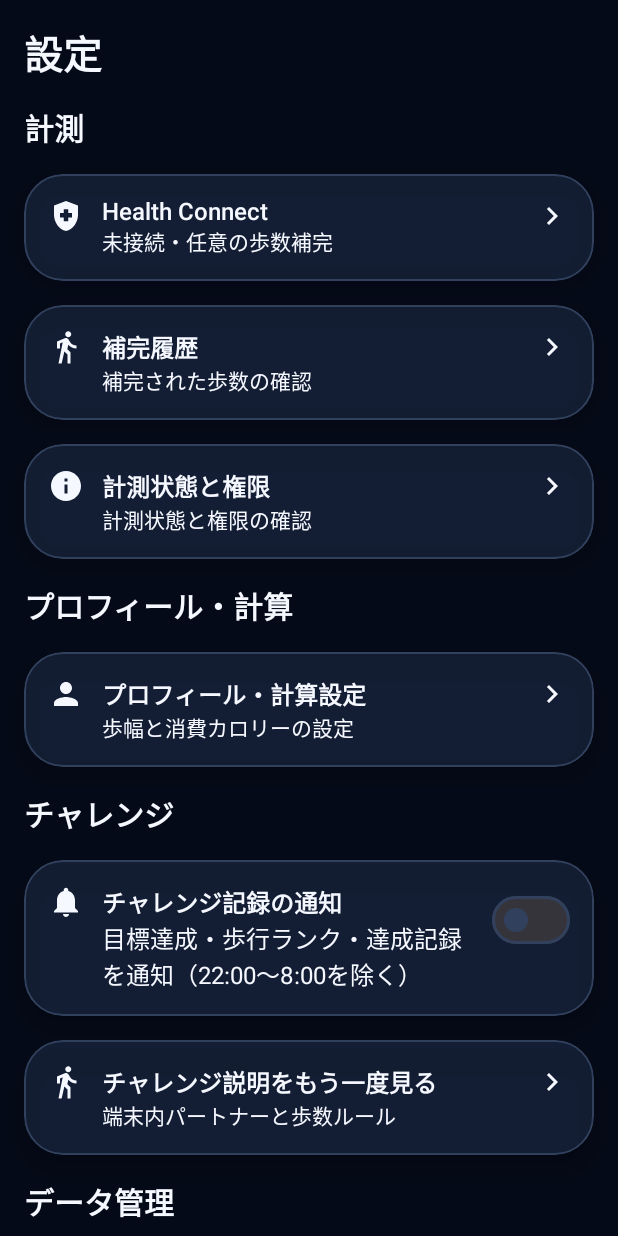
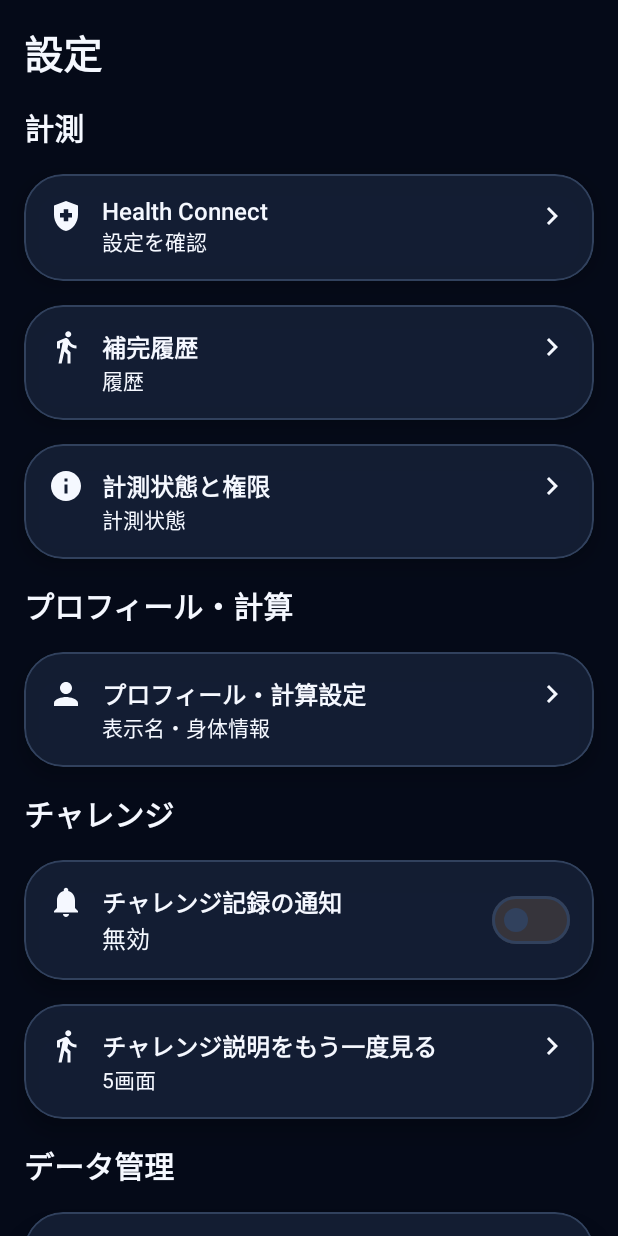
Before and after one commit to lazylifedev/StepArena, an Android app built with Jetpack Compose: the composable SettingsScreen shown on its own in the app's theme, on a phone screen of 412 x 824 dp. Run offline under Robolectric (Android 15) with nearby library versions, the light colour scheme and no system bars.

Commit message:
Phase 7.3 設定プロフィール導入画面を整理

```diff
--- a/app/src/main/java/com/lazyapps/steparena/feature/settings/SettingsScreen.kt
+++ b/app/src/main/java/com/lazyapps/steparena/feature/settings/SettingsScreen.kt
@@ -95,7 +95,7 @@ private fun GameNotificationSetting() {
             Icon(Icons.Default.Notifications, contentDescription = null)
             Column(Modifier.weight(1f)) {
                 Text(stringResource(R.string.settings_game_notifications), style = MaterialTheme.typography.titleMedium)
-                Text(stringResource(R.string.settings_game_notifications_summary))
+                Text(stringResource(if (enabled) R.string.state_enabled else R.string.state_disabled))
             }
             Switch(
                 checked = enabled,
--- a/app/src/main/res/values/strings.xml
+++ b/app/src/main/res/values/strings.xml
@@ -109,6 +109,8 @@
     <string name="profile_auto_step">身長から歩幅を自動推定</string>
     <string name="profile_estimated_from_height">身長から自動計算</string>
     <string name="profile_estimate_note">歩幅は身長×0.415で推定した目安です。実際の距離に合わせて、自動推定をオフにすると手動で調整できます。</string>
+    <string name="profile_info_action">プロフィール設定の説明</string>
+    <string name="profile_info_title">身体情報と歩幅について</string>
     <string name="profile_estimated_step_accessibility">推定歩幅%1$sセンチメートル</string>
     <string name="profile_save">保存</string>
     <string name="profile_saved">保存しました</string>
@@ -179,13 +181,13 @@
     <string name="records_session_speeds">移動速度 %1$s / 経過速度 %2$s</string>
     <string name="records_session_source">データソース Step Counter / 品質 %1$s</string>
     <string name="onboarding_title_1">歩くことを、毎日の楽しいチャレンジに。</string>
-    <string name="onboarding_body_1">StepArenaは端末の歩数センサーで日々の活動を記録する歩数計アプリです。チャレンジパートナーは端末内で自動生成され、実在ユーザーとのオンライン対戦ではありません。アカウントは不要で、通常データは端末内に保存します。無理な歩行を促すものではありません。</string>
+    <string name="onboarding_body_1">毎日の歩数を端末内に記録します。</string>
     <string name="onboarding_title_2">計測方法</string>
-    <string name="onboarding_body_2">Step Counterを利用します。精度やバックグラウンド動作は端末により異なり、再起動や省電力設定で停止する場合があります。Health Connectは任意・既定OFFの補完機能です。医療用測定ではありません。</string>
+    <string name="onboarding_body_2">端末の歩数センサーで計測します。</string>
     <string name="onboarding_title_3">必要なときに権限を確認</string>
-    <string name="onboarding_body_3">身体活動は計測開始時、通知は計測通知が必要なとき、Health Connectの歩数読取は設定でONにしたときだけ説明して要求します。拒否しても記録の閲覧、設定、ヘルプは利用できます。</string>
+    <string name="onboarding_body_3">必要な権限は使う直前に確認します。</string>
     <string name="onboarding_title_4">チャレンジのルール</string>
-    <string name="onboarding_body_4">今日のチャレンジ対象歩数を、自動生成されたパートナーの目標と比べます。対象歩数の上限は1日30,000歩です。補完・推定歩数には制限がありますが、通常の歩数記録は上限後も残ります。</string>
+    <string name="onboarding_body_4">対象歩数で端末内パートナーに挑戦します。</string>
     <string name="onboarding_title_5">準備ができました</string>
     <string name="onboarding_body_5">まずは歩数計測を開始してください。Health Connectは後から設定できます。</string>
     <string name="onboarding_page_progress">%1$d / %2$d</string>
@@ -254,23 +256,23 @@
     <string name="info_about_body">StepArena\nversion %1$s (%2$d)\npackage com.lazyapps.steparena\nDB schema 5\nZoneId %3$s\nPrivacy 1 / Terms 1</string>
     <string name="settings_heading_tracking">計測</string>
     <string name="settings_health_connect">Health Connect</string>
-    <string name="settings_health_connect_summary">未接続・任意の歩数補完</string>
+    <string name="settings_health_connect_summary">設定を確認</string>
     <string name="settings_recovery_history">補完履歴</string>
-    <string name="settings_recovery_history_summary">補完された歩数の確認</string>
-    <string name="settings_diagnostics_summary">計測状態と権限の確認</string>
+    <string name="settings_recovery_history_summary">履歴</string>
+    <string name="settings_diagnostics_summary">計測状態</string>
     <string name="settings_heading_profile">プロフィール・計算</string>
-    <string name="settings_profile_summary">歩幅と消費カロリーの設定</string>
+    <string name="settings_profile_summary">表示名・身体情報</string>
     <string name="settings_heading_challenge">チャレンジ</string>
     <string name="settings_replay_onboarding">チャレンジ説明をもう一度見る</string>
-    <string name="settings_replay_onboarding_summary">端末内パートナーと歩数ルール</string>
+    <string name="settings_replay_onboarding_summary">5画面</string>
     <string name="settings_heading_data">データ管理</string>
-    <string name="settings_data_summary">書き出し・初期化・全削除</string>
+    <string name="settings_data_summary">端末内データ</string>
     <string name="settings_heading_info">アプリ情報</string>
-    <string name="settings_privacy_summary">データの取り扱い</string>
-    <string name="settings_terms_summary">安全に利用するための情報</string>
-    <string name="settings_licenses_summary">利用しているソフトウェア</string>
+    <string name="settings_privacy_summary">文書</string>
+    <string name="settings_terms_summary">文書</string>
+    <string name="settings_licenses_summary">一覧</string>
     <string name="settings_about">バージョンとアプリ情報</string>
-    <string name="settings_about_summary">StepArenaについて</string>
+    <string name="settings_about_summary">バージョン情報</string>
     <string name="settings_game_notifications">チャレンジ記録の通知</string>
     <string name="settings_game_notifications_summary">目標達成・歩行ランク・達成記録を通知（22:00〜8:00を除く）</string>
     <string name="recovery_settings_title">Health Connect と計測復旧</string>
```
Also changed, not shown: app/src/main/java/com/lazyapps/steparena/feature/settings/ProfileSettingsScreen.kt (+21 -3 lines).
